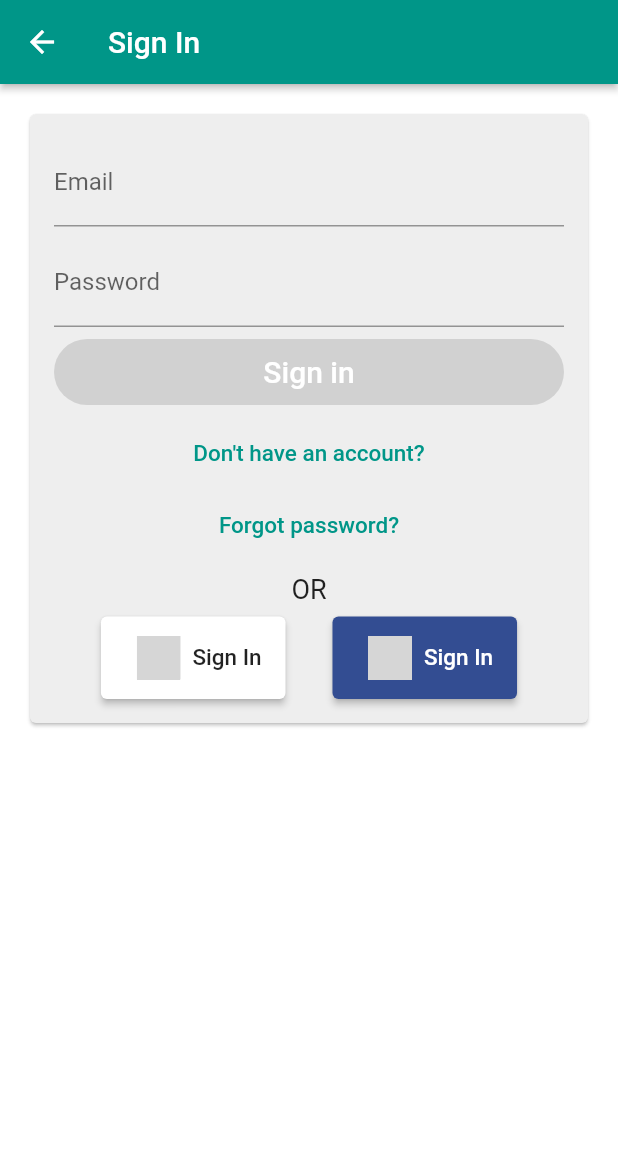
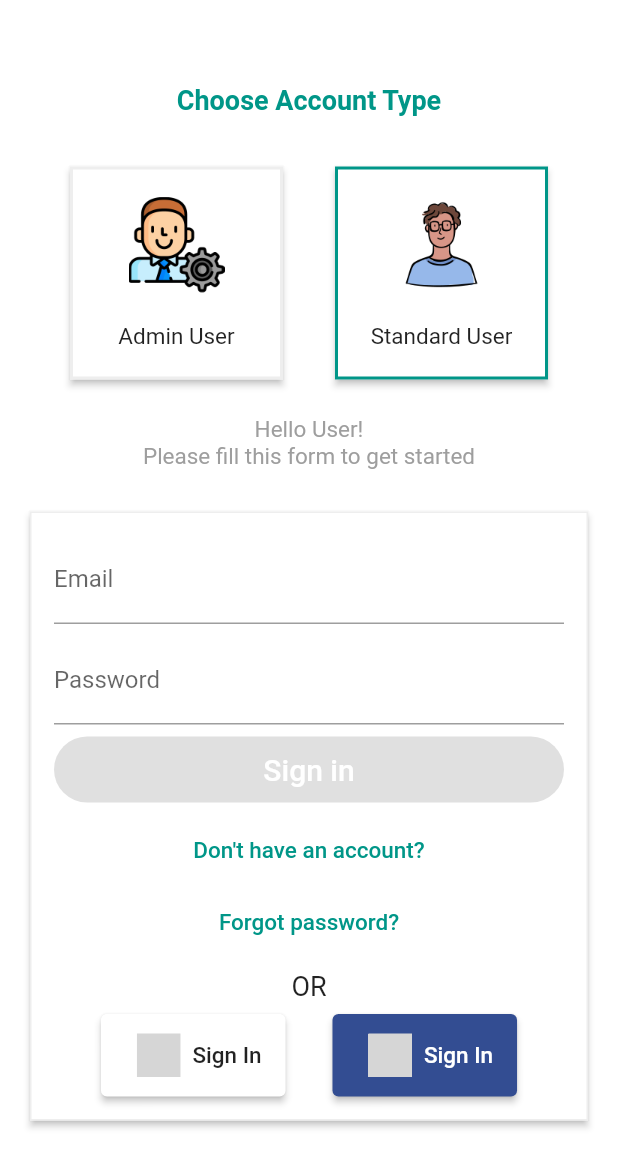
Before and after one commit to FatimaaKaniz/tourism_recommendation_system, a Flutter app: the EmailSignInPage screen opened directly, on a phone screen of 412 x 824 dp. Shown: the top 1167 px of the screen. Run offline on Flutter 3.47's test engine with Material 2 defaults, Android fonts, the phone set to English and light mode, and no system bars; drawn by our look-alikes of social_login_buttons; our stand-ins replace animated_text_kit, cloud_firestore, firebase_auth, firebase_core, google_fonts, google_sign_in and 1 more; missing offline and left inert: flutter_login_facebook, splash_screen_view; accounts and stored records are empty; grey boxes are pictures that could not be loaded.

Commit message:
Updated SignIn Page

```diff
--- a/lib/main.dart
+++ b/lib/main.dart
@@ -2,8 +2,6 @@ import 'package:firebase_core/firebase_core.dart';
 import 'package:flutter/material.dart';
 import 'package:provider/provider.dart';
 import 'package:splash_screen_view/SplashScreenView.dart';
-import 'package:tourism_recommendation_system/homepage.dart';
-import 'package:tourism_recommendation_system/landing_page.dart';
 import 'package:tourism_recommendation_system/main_page.dart';
 import 'package:tourism_recommendation_system/services/auth.dart';
 import 'package:tourism_recommendation_system/services/auth_base.dart';
--- a/lib/main_page.dart
+++ b/lib/main_page.dart
@@ -1,10 +1,9 @@
 import 'package:animated_text_kit/animated_text_kit.dart';
+import 'package:flutter/cupertino.dart';
 import 'package:flutter/material.dart';
 import 'package:google_fonts/google_fonts.dart';
 import 'package:social_login_buttons/social_login_buttons.dart';
 import 'package:tourism_recommendation_system/landing_page.dart';
-import 'package:tourism_recommendation_system/sign_in/email_sign_in_page.dart';
-import 'package:tourism_recommendation_system/sign_in/sign_in_page.dart';
 
 class MainPage extends StatelessWidget {
   const MainPage({Key? key}) : super(key: key);
@@ -15,7 +14,7 @@ class MainPage extends StatelessWidget {
       body: Container(
         decoration: BoxDecoration(
           image: DecorationImage(
-            image: AssetImage("resources/images/bg.jpg"),
+            image: AssetImage("resources/images/bg1.jpg"),
             fit: BoxFit.cover,
           ),
         ),
@@ -27,20 +26,17 @@ class MainPage extends StatelessWidget {
                 children: [
                   Padding(
                     padding: const EdgeInsets.fromLTRB(0, 180, 0, 20),
-                    child: Align(
-                      alignment: Alignment.center,
                     child: Text(
                       "Tourism Recommendation System",
                       style: GoogleFonts.permanentMarker(
                         textStyle: TextStyle(
-                            color: Colors.white60,
+                          color: Colors.deepPurple,
                           fontWeight: FontWeight.bold,
                           letterSpacing: 5,
                           fontSize: 33,
                         ),
                       ),
                       textAlign: TextAlign.center,
-                      ),
                     ),
                   ),
                   Align(
@@ -50,6 +46,7 @@ class MainPage extends StatelessWidget {
                         RotateAnimatedText(
                           'Fuel Your Soul With Travel!',
                           textStyle: const TextStyle(
+                            fontStyle: FontStyle.italic,
                             fontSize: 25.0,
                             fontWeight: FontWeight.bold,
                             color: Colors.white70,
@@ -58,6 +55,7 @@ class MainPage extends StatelessWidget {
                         RotateAnimatedText(
                           'We’ve got it all for you!',
                           textStyle: const TextStyle(
+                            fontStyle: FontStyle.italic,
                             fontSize: 25.0,
                             fontWeight: FontWeight.bold,
                             color: Colors.white70,
@@ -66,6 +64,7 @@ class MainPage extends StatelessWidget {
                         RotateAnimatedText(
                           'Happiness Is Traveling!',
                           textStyle: const TextStyle(
+                            fontStyle: FontStyle.italic,
                             fontSize: 25.0,
                             fontWeight: FontWeight.bold,
                             color: Colors.white70,
@@ -94,7 +93,6 @@ class MainPage extends StatelessWidget {
                     fontSize: 20,
                     borderRadius: 50,
                     backgroundColor: Colors.grey.withOpacity(0.5),
-
                   ),
                 )
               ],
--- a/lib/sign_in/email_sign_in_model.dart
+++ b/lib/models/email_sign_in_model.dart
@@ -4,14 +4,15 @@ import 'package:tourism_recommendation_system/sign_in/validators.dart';
 
 enum EmailSignInFormType { signIn, register, forgotPassword }
 
-class EmailSignInChangeModel with EmailAndPasswordValidators, ChangeNotifier {
-  EmailSignInChangeModel({
+class EmailSignInModel with EmailAndPasswordValidators, ChangeNotifier {
+  EmailSignInModel({
     required this.auth,
     this.email = '',
     this.password = '',
     this.formType = EmailSignInFormType.signIn,
     this.isLoading = false,
     this.submitted = false,
+    this.isAdmin = false,
   });
 
   final AuthBase auth;
@@ -20,6 +21,7 @@ class EmailSignInChangeModel with EmailAndPasswordValidators, ChangeNotifier {
   EmailSignInFormType formType;
   bool isLoading;
   bool submitted;
+  bool isAdmin;
 
   Future<bool> submit() async {
     try {
@@ -67,12 +69,14 @@ class EmailSignInChangeModel with EmailAndPasswordValidators, ChangeNotifier {
     EmailSignInFormType? formType,
     bool? isLoading,
     bool? submitted,
+    bool? isAdmin,
   }) {
     this.email = email ?? this.email;
     this.password = password ?? this.password;
     this.formType = formType ?? this.formType;
     this.isLoading = isLoading ?? this.isLoading;
     this.submitted = submitted ?? this.submitted;
+    this.isAdmin = isAdmin ?? this.isAdmin;
     notifyListeners();
   }
 
--- a/lib/services/auth.dart
+++ b/lib/services/auth.dart
@@ -2,7 +2,6 @@ import 'package:firebase_auth/firebase_auth.dart';
 import 'package:flutter_login_facebook/flutter_login_facebook.dart';
 import 'package:google_sign_in/google_sign_in.dart';
 import 'package:tourism_recommendation_system/services/auth_base.dart';
-
 
 class Auth implements AuthBase {
   final _firebaseAuth = FirebaseAuth.instance;
@@ -18,24 +17,26 @@ class Auth implements AuthBase {
     final userCredentials = await _firebaseAuth.signInAnonymously();
     return userCredentials.user;
   }
+
   @override
-  Future<User?> signInWithEmailAndPassword(String email, String password) async{
+  Future<User?> signInWithEmailAndPassword(
+      String email, String password) async {
     final userCredentials = await _firebaseAuth.signInWithCredential(
-      EmailAuthProvider.credential(email: email, password: password)
-    );
+        EmailAuthProvider.credential(email: email, password: password));
     return userCredentials.user;
+  }
 
-  }
   @override
-  Future<User?> createUserWithEmailAndPassword(String email, String password) async {
+  Future<User?> createUserWithEmailAndPassword(
+      String email, String password) async {
     final userCredentials = await _firebaseAuth.createUserWithEmailAndPassword(
         email: email, password: password);
     return userCredentials.user;
-
   }
 
   @override
   Future<User?> signInWithGoogle() async {
+    try {
       final googleSignIn = GoogleSignIn();
       final googleUser = await googleSignIn.signIn();
       final googleAuth = await googleUser!.authentication;
@@ -51,6 +52,7 @@ class Auth implements AuthBase {
             code: 'ERROR_MISSING_GOOGLE_ID_TOKEN',
             message: 'Missing Google ID Token');
       }
+    } catch (e) {}
   }
 
   @override
@@ -72,7 +74,7 @@ class Auth implements AuthBase {
           var error = e.toString().split("[")[1].split("]");
           var errorCode = error[0].split("/");
           throw FirebaseAuthException(
-            code: errorCode[errorCode.length-1],
+            code: errorCode[errorCode.length - 1],
             message: error[1],
           );
         }
@@ -99,6 +101,7 @@ class Auth implements AuthBase {
     await facebookLogin.logOut();
     await _firebaseAuth.signOut();
   }
+
   Future<void> sendPasswordResetEmail(String email) async {
     await _firebaseAuth.sendPasswordResetEmail(email: email);
   }
--- a/lib/sign_in/email_sign_in_form.dart
+++ b/lib/sign_in/email_sign_in_form.dart
@@ -1,26 +1,24 @@
-import 'package:firebase_auth/firebase_auth.dart';
 import 'package:flutter/material.dart';
 import 'package:flutter/services.dart';
-
+import 'package:loading_animation_widget/loading_animation_widget.dart';
 import 'package:provider/provider.dart';
 import 'package:social_login_buttons/social_login_buttons.dart';
 import 'package:tourism_recommendation_system/custom_widgets/dialogs/alert_dialogs.dart';
 import 'package:tourism_recommendation_system/services/auth_base.dart';
-
-import 'email_sign_in_model.dart';
+import '../models/email_sign_in_model.dart';
 
 class EmailSignInFormChangeNotifier extends StatefulWidget {
   EmailSignInFormChangeNotifier({required this.model});
 
-  final EmailSignInChangeModel model;
+  final EmailSignInModel model;
 
   static Widget create(BuildContext context) {
     final auth = Provider.of<AuthBase>(context, listen: false);
-    return ChangeNotifierProvider<EmailSignInChangeModel>(
-      create: (_) => EmailSignInChangeModel(auth: auth),
-      child: Consumer<EmailSignInChangeModel>(
+    return ChangeNotifierProvider<EmailSignInModel>(
+      create: (_) => EmailSignInModel(auth: auth),
+      child: Consumer<EmailSignInModel>(
         builder: (_, model, __) => EmailSignInFormChangeNotifier(
-            model: model), //every time called when notify listner called
+            model: model), //every time called when notify listener called
       ),
     );
   }
@@ -36,7 +34,7 @@ class _EmailSignInFormChangeNotifierState
   final TextEditingController _passwordController = TextEditingController();
   final FocusScopeNode _node = FocusScopeNode();
 
-  EmailSignInChangeModel get model => widget.model;
+  EmailSignInModel get model => widget.model;
 
   @override
   void dispose() {
@@ -71,18 +69,33 @@ class _EmailSignInFormChangeNotifierState
     _passwordController.clear();
   }
 
+  //
   Widget _buildHeader() {
     if (model.isLoading) {
-      return Center(
-        child: CircularProgressIndicator(),
+      return SizedBox(
+        height: 80,
+        child: Center(
+            child: LoadingAnimationWidget.staggeredDotWave(
+          color: Colors.teal,
+          size: 65,
+        )),
       );
     }
-    return Container();
+    return SizedBox(
+      height: 80,
+      child: Padding(
+        padding: const EdgeInsets.fromLTRB(0, 20, 0, 20),
+        child: Text(
+          'Hello User!\nPlease fill this form to get started',
+          style: TextStyle(fontSize: 15, color: Colors.grey),
+          textAlign: TextAlign.center,
+        ),
+      ),
+    );
   }
 
   List<Widget> _buildChildren() {
     return [
-      _buildHeader(),
       _buildEmailTextField(),
       if (model.formType != EmailSignInFormType.forgotPassword) ...<Widget>[
         SizedBox(height: 8.0),
@@ -101,16 +114,14 @@ class _EmailSignInFormChangeNotifierState
       ),
       SizedBox(height: 8.0),
       TextButton(
-        child: Text(model.secondaryButtonText!,
-            style: TextStyle(fontSize: 15)),
+        child: Text(model.secondaryButtonText!, style: TextStyle(fontSize: 15)),
         onPressed: model.isLoading
             ? null
             : () => _updateFormType(model.secondaryActionFormType!),
       ),
       if (model.formType == EmailSignInFormType.signIn)
         TextButton(
-          child: Text('Forgot password?',
-              style: TextStyle(fontSize: 15)),
+          child: Text('Forgot password?', style: TextStyle(fontSize: 15)),
           onPressed: model.isLoading
               ? null
               : () => _updateFormType(EmailSignInFormType.forgotPassword),
@@ -212,13 +223,6 @@ class _EmailSignInFormChangeNotifierState
     );
   }
 
-
-  UnderlineInputBorder _getTextFieldBorder({Color? color}) {
-    return UnderlineInputBorder(
-      borderSide: BorderSide(color: color ?? Colors.grey.shade200),
-    );
-  }
-
   void _emailEditingComplete() {
     if (model.canSubmitEmail) {
       _node.nextFocus();
@@ -237,8 +241,94 @@ class _EmailSignInFormChangeNotifierState
   Widget build(BuildContext context) {
     return Center(
       child: SingleChildScrollView(
+        child: Column(
+          children: [
+            Padding(
+              padding: const EdgeInsets.fromLTRB(0, 40, 0, 30),
+              child: Text(
+                'Choose Account Type',
+                style: TextStyle(
+                  fontSize: 18,
+                  color: Colors.teal,
+                  fontWeight: FontWeight.bold,
+                ),
+              ),
+            ),
+            Row(
+              mainAxisAlignment: MainAxisAlignment.spaceEvenly,
+              children: [
+                InkWell(
+                  onTap: () => model.updateWith(isAdmin: true),
+                  child: SizedBox(
+                    height: 150,
+                    width: 150,
                     child: Card(
-          color: Colors.grey.shade200,
+                      borderOnForeground: true,
+                      elevation: 2.0,
+                      shape: RoundedRectangleBorder(
+                        side: BorderSide(
+                            color: model.isAdmin
+                                ? Colors.teal
+                                : Colors.grey.shade200,
+                            width: 2),
+                      ),
+                      child: Column(
+                        mainAxisAlignment: MainAxisAlignment.spaceEvenly,
+                        children: [
+                          Image(
+                            image: AssetImage('resources/images/admin.png'),
+                          ),
+                          Text(
+                            'Admin User',
+                            style: TextStyle(fontSize: 15),
+                          ),
+                        ],
+                      ),
+                      color: Colors.white,
+                    ),
+                  ),
+                ),
+                InkWell(
+                  onTap: () => model.updateWith(isAdmin: false),
+                  child: SizedBox(
+                    height: 150,
+                    width: 150,
+                    child: Card(
+                      borderOnForeground: true,
+                      elevation: 2.0,
+                      shape: RoundedRectangleBorder(
+                        side: BorderSide(
+                            color: !model.isAdmin
+                                ? Colors.teal
+                                : Colors.grey.shade200,
+                            width: 2),
+                      ),
+                      child: Column(
+                        mainAxisAlignment: MainAxisAlignment.spaceEvenly,
+                        children: [
+                          Image(
+                            image: AssetImage('resources/images/user.png'),
+                          ),
+                          Text(
+                            'Standard User',
+                            style: TextStyle(fontSize: 15),
+                          ),
+                        ],
+                      ),
+                      color: Colors.white,
+                    ),
+                  ),
+                ),
+              ],
+            ),
+            _buildHeader(),
+            Card(
+              elevation: 2.0,
+              shape: RoundedRectangleBorder(
+                side: BorderSide(color: Colors.grey.shade200, width: 1),
+              ),
+              color: Colors.white,
+              borderOnForeground: true,
               child: Padding(
                 padding: const EdgeInsets.all(16.0),
                 child: Column(
@@ -248,6 +338,8 @@ class _EmailSignInFormChangeNotifierState
                 ),
               ),
             ),
+          ],
+        ),
       ),
     );
   }
--- a/lib/sign_in/email_sign_in_page.dart
+++ b/lib/sign_in/email_sign_in_page.dart
@@ -6,20 +6,14 @@ class EmailSignInPage extends StatelessWidget {
   Widget build(BuildContext context) {
     return Scaffold(
       resizeToAvoidBottomInset: false,
-      appBar: AppBar(
-        title: Text('Sign In'),
-        elevation: 2.0,
-      ),
       backgroundColor: Colors.white,
       body: Container(
         child: Column(
           children: [
             Padding(
               padding: const EdgeInsets.all(16.0),
-              child: Center(
-                child: Container(
-                  child: EmailSignInFormChangeNotifier.create(context),
-                ),
+              child: Container(
+                child: EmailSignInFormChangeNotifier.create(context),
               ),
             ),
           ],
--- a/pubspec.yaml
+++ b/pubspec.yaml
@@ -39,6 +39,7 @@ dependencies:
   flutter_launcher_icons: ^0.9.2
   google_fonts: ^2.2.0
   animated_text_kit: ^4.2.1
+  loading_animation_widget: ^0.0.2+2
 
 flutter_icons:
   android: "launcher_icon"
```
Also changed, not shown: pubspec.lock, resources/images/2x/admin.png (added), resources/images/2x/user.png (added), resources/images/3x/admin.png (added), resources/images/3x/user.png (added), resources/images/admin.png (added), resources/images/bg1.jpg (added), resources/images/user.png (added). Lines whose indentation alone changed are shown as unchanged.
